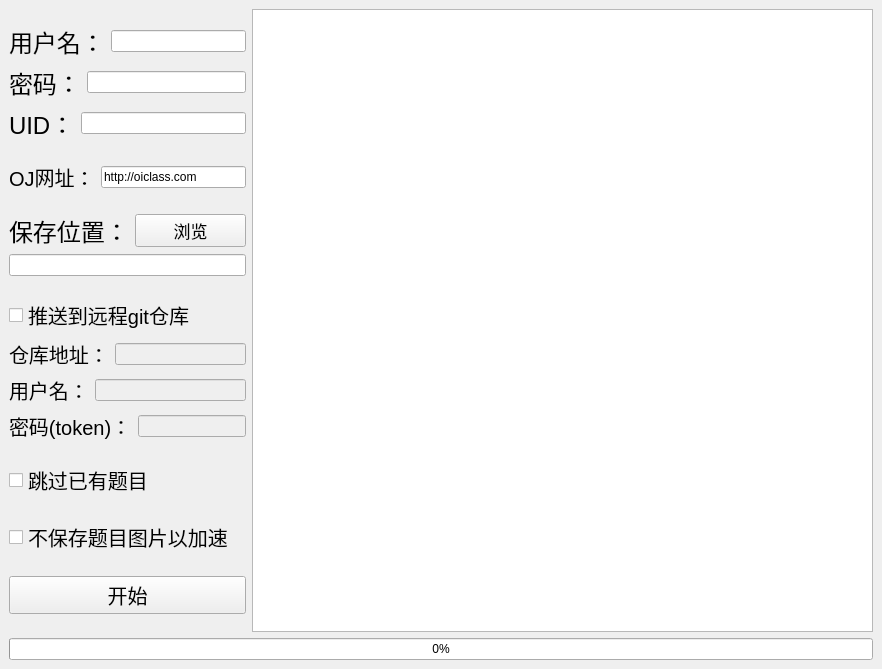
First picture: the form in mainwindow.ui, repository Lixuannan/Fish, before the edit.
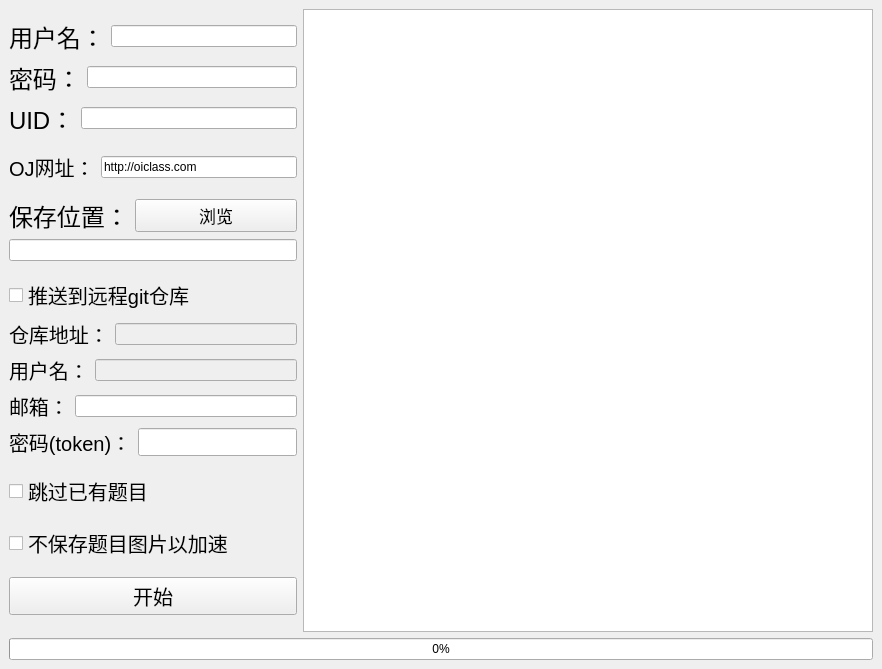
Second picture: the form after the edit.

Diff of the .ui file:
```diff
--- a/mainwindow.ui
+++ b/mainwindow.ui
@@ -319,6 +319,38 @@
             </item>
            </layout>
           </item>
+          <item>
+           <layout class="QHBoxLayout" name="horizontalLayout_10">
+            <item>
+             <widget class="QLabel" name="label_9">
+              <property name="sizePolicy">
+               <sizepolicy hsizetype="Fixed" vsizetype="Fixed">
+                <horstretch>0</horstretch>
+                <verstretch>0</verstretch>
+               </sizepolicy>
+              </property>
+              <property name="font">
+               <font>
+                <pointsize>15</pointsize>
+               </font>
+              </property>
+              <property name="text">
+               <string>邮箱：</string>
+              </property>
+             </widget>
+            </item>
+            <item>
+             <widget class="QLineEdit" name="email_edit">
+              <property name="sizePolicy">
+               <sizepolicy hsizetype="Preferred" vsizetype="Fixed">
+                <horstretch>0</horstretch>
+                <verstretch>0</verstretch>
+               </sizepolicy>
+              </property>
+             </widget>
+            </item>
+           </layout>
+          </item>
           <item>
            <layout class="QHBoxLayout" name="horizontalLayout_8">
             <item>
@@ -345,7 +377,7 @@
             <item>
              <widget class="QLineEdit" name="token">
               <property name="enabled">
-               <bool>false</bool>
+               <bool>true</bool>
               </property>
               <property name="sizePolicy">
                <sizepolicy hsizetype="Preferred" vsizetype="Fixed">
@@ -353,6 +385,15 @@
                 <verstretch>0</verstretch>
                </sizepolicy>
               </property>
+              <property name="font">
+               <font>
+                <pointsize>13</pointsize>
+                <stylestrategy>PreferAntialias</stylestrategy>
+               </font>
+              </property>
+              <property name="echoMode">
+               <enum>QLineEdit::Password</enum>
+              </property>
              </widget>
             </item>
            </layout>
```
